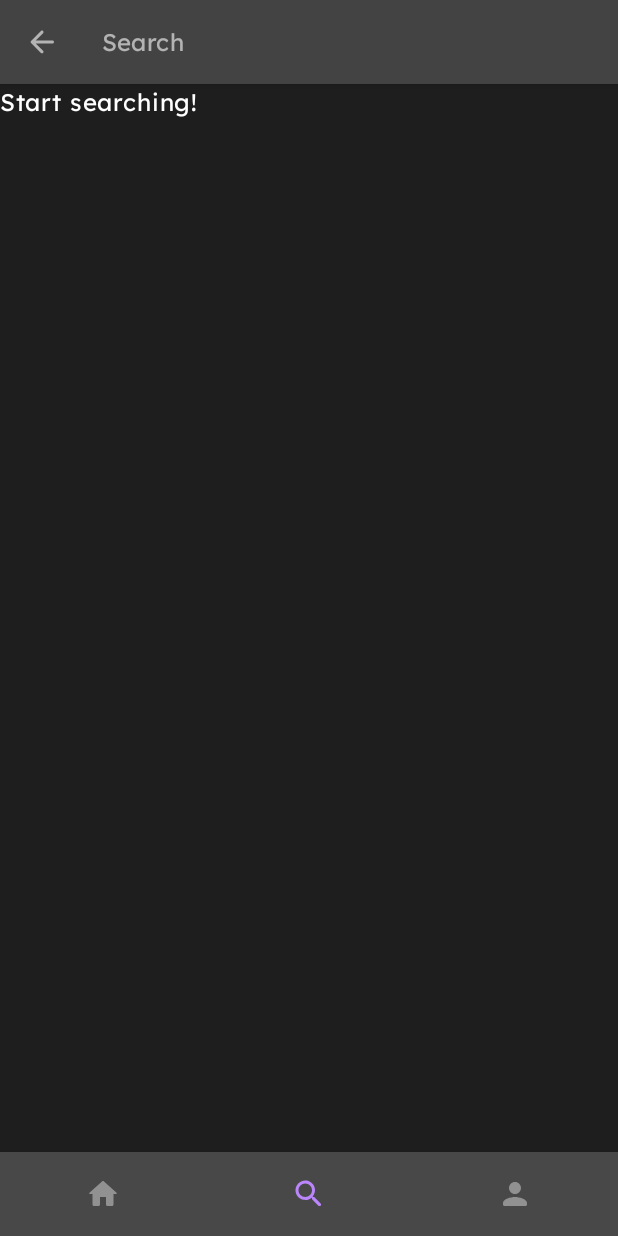
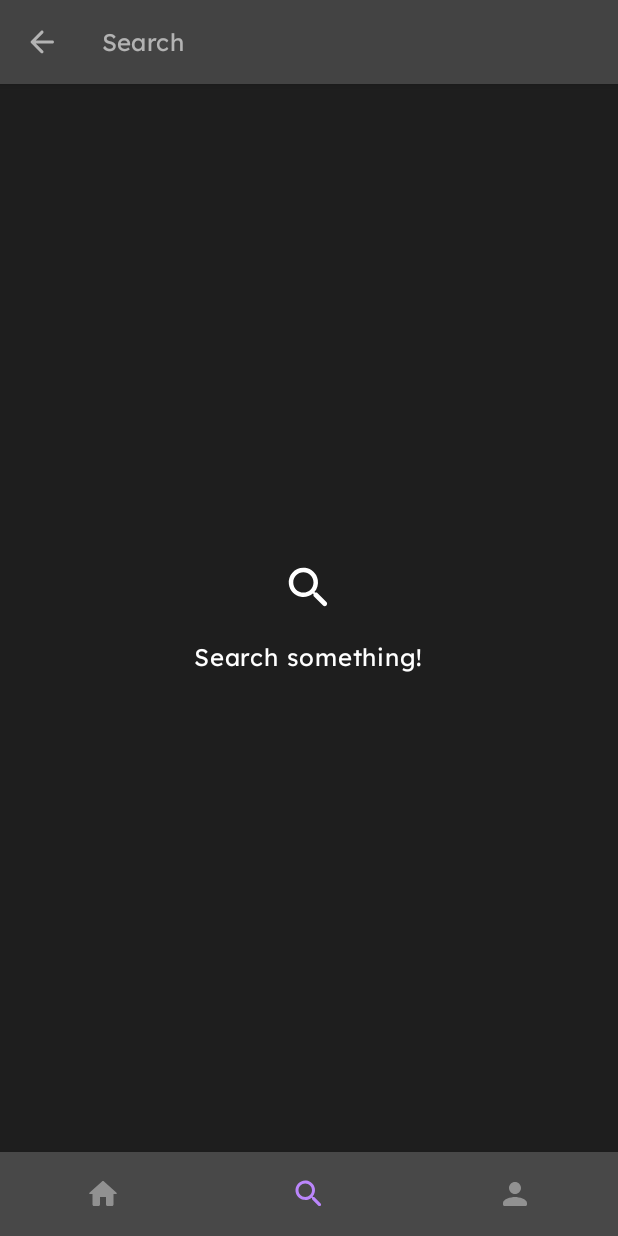
Before and after one commit to randomemer/musicmuse-app, an Android app built with Jetpack Compose: the Search screen opened through its navigation route, on a phone screen of 412 x 824 dp. Run offline under Robolectric (Android 15) with nearby library versions, the phone set to English and light mode, and no system bars; our stand-ins replace Firebase (no records; nobody signed in at launch, a user with empty details on screens opened directly); pictures from the network do not load; 1 statement that could not run was skipped.

Commit message:
added status components

```diff
--- a/app/src/main/java/com/musicmuse/app/ui/components/PlaylistItem.kt
+++ b/app/src/main/java/com/musicmuse/app/ui/components/PlaylistItem.kt
@@ -31,7 +31,7 @@ fun PlaylistItem(
   ) {
     Row(horizontalArrangement = Arrangement.spacedBy(18.dp)) {
       AsyncImage(
-        modifier = Modifier.fillMaxHeight(),
+        modifier = Modifier.fillMaxHeight().width(64.dp),
         model = playlist.images.last().href,
         contentDescription = null
       )
--- /dev/null
+++ b/app/src/main/java/com/musicmuse/app/ui/components/SearchIdle.kt
@@ -0,0 +1,36 @@
+@file:Suppress("FunctionName")
+
+package com.musicmuse.app.ui.components
+
+import androidx.compose.foundation.layout.Arrangement
+import androidx.compose.foundation.layout.Column
+import androidx.compose.foundation.layout.fillMaxSize
+import androidx.compose.foundation.layout.size
+import androidx.compose.material.Icon
+import androidx.compose.material.Text
+import androidx.compose.material.icons.Icons
+import androidx.compose.material.icons.rounded.Search
+import androidx.compose.runtime.Composable
+import androidx.compose.ui.Alignment
+import androidx.compose.ui.Modifier
+import androidx.compose.ui.unit.dp
+
+
+@Composable
+fun SearchIdle() {
+  Column(
+    Modifier.fillMaxSize(),
+    verticalArrangement = Arrangement.Center,
+    horizontalAlignment = Alignment.CenterHorizontally
+  ) {
+    Column(verticalArrangement = Arrangement.spacedBy(16.dp)) {
+      Icon(
+        Icons.Rounded.Search,
+        "Error",
+        modifier = Modifier.align(Alignment.CenterHorizontally).size(36.dp)
+      )
+
+      Text("Search something!")
+    }
+  }
+}
--- a/app/src/main/java/com/musicmuse/app/ui/screens/Category.kt
+++ b/app/src/main/java/com/musicmuse/app/ui/screens/Category.kt
@@ -19,6 +19,7 @@ import com.musicmuse.app.api.SpotifyApiService
 import com.musicmuse.app.api.models.SpotifyCategory
 import com.musicmuse.app.api.models.SpotifyPaginatedModel
 import com.musicmuse.app.api.models.SpotifySimplifiedPlaylist
+import com.musicmuse.app.ui.components.ErrorComponent
 import com.musicmuse.app.ui.components.Loading
 import com.musicmuse.app.ui.components.PlaylistItem
 import com.musicmuse.app.utils.GlobalData
@@ -91,7 +92,7 @@ fun Category(viewModel: CategoryViewModel, navController: NavController) {
       Loading()
     }
   } else {
-    Text(viewModel.errorMessage)
+    ErrorComponent(viewModel.errorMessage)
   }
 
   if (viewModel.errorMessage.isEmpty() && playlists != null) {
--- a/app/src/main/java/com/musicmuse/app/ui/screens/Search.kt
+++ b/app/src/main/java/com/musicmuse/app/ui/screens/Search.kt
@@ -20,10 +20,7 @@ import androidx.lifecycle.viewModelScope
 import androidx.navigation.NavController
 import com.musicmuse.app.api.SpotifyApiService
 import com.musicmuse.app.api.models.SpotifySearchResponse
-import com.musicmuse.app.ui.components.Loading
-import com.musicmuse.app.ui.components.PlaylistItem
-import com.musicmuse.app.ui.components.SearchField
-import com.musicmuse.app.ui.components.TrackItem
+import com.musicmuse.app.ui.components.*
 import kotlinx.coroutines.launch
 import retrofit2.HttpException
 
@@ -72,9 +69,8 @@ fun Search(viewModel: SearchViewModel, navController: NavController) {
   }) { paddingValues ->
     Box(Modifier.padding(paddingValues)) {
       if (viewModel.isSearching) Loading()
-      else if (viewModel.errorMessage.isNotEmpty()) {
-        Text(viewModel.errorMessage)
-      } else if (viewModel.results != null) {
+      else if (viewModel.errorMessage.isNotEmpty()) ErrorComponent(viewModel.errorMessage)
+      else if (viewModel.results != null) {
         Column(Modifier.fillMaxSize()) {
           // Chips
           Row(
@@ -116,9 +112,7 @@ fun Search(viewModel: SearchViewModel, navController: NavController) {
             }
           }
         }
-      } else {
-        Text("Start searching!")
-      }
+      } else SearchIdle()
     }
   }
 }
```
Also changed, not shown: app/src/main/java/com/musicmuse/app/ui/components/ErrorComponent.kt (added, +35 -0 lines), app/src/main/java/com/musicmuse/app/ui/screens/Explore.kt (+8 -2 lines), app/src/main/java/com/musicmuse/app/ui/screens/Playlist.kt (+3 -4 lines), app/src/main/res/drawable/ic_dashboard_black_24dp.xml (deleted, +0 -9 lines), app/src/main/res/drawable/ic_home_black_24dp.xml (deleted, +0 -9 lines), app/src/main/res/drawable/ic_notifications_black_24dp.xml (deleted, +0 -9 lines).
